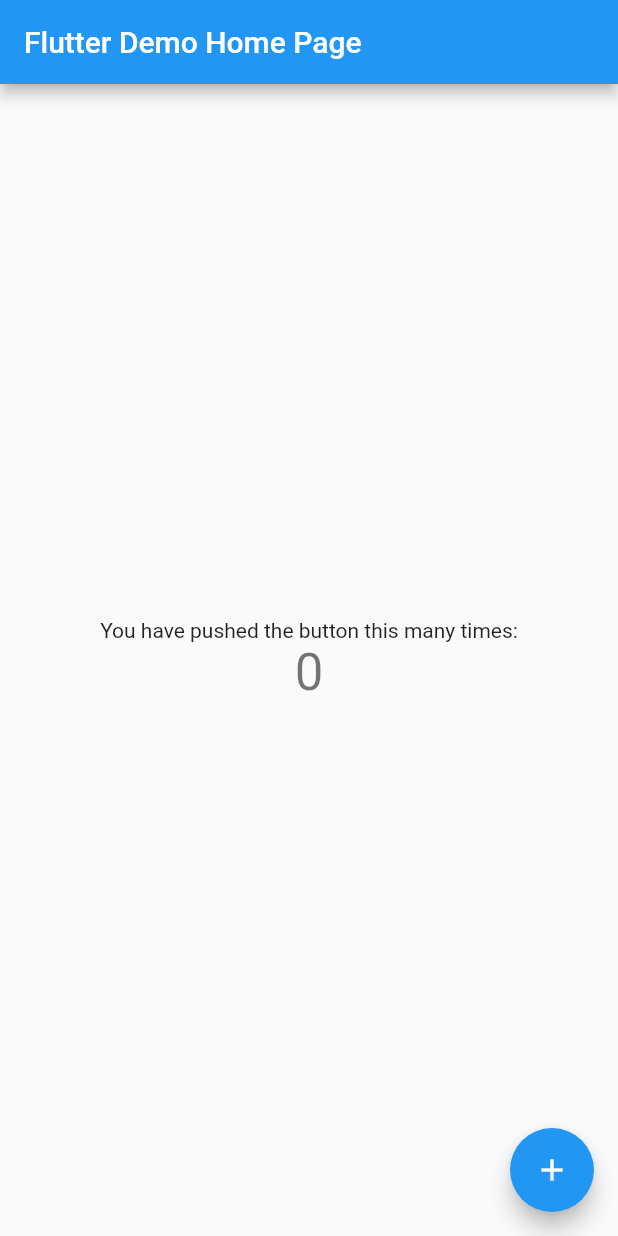
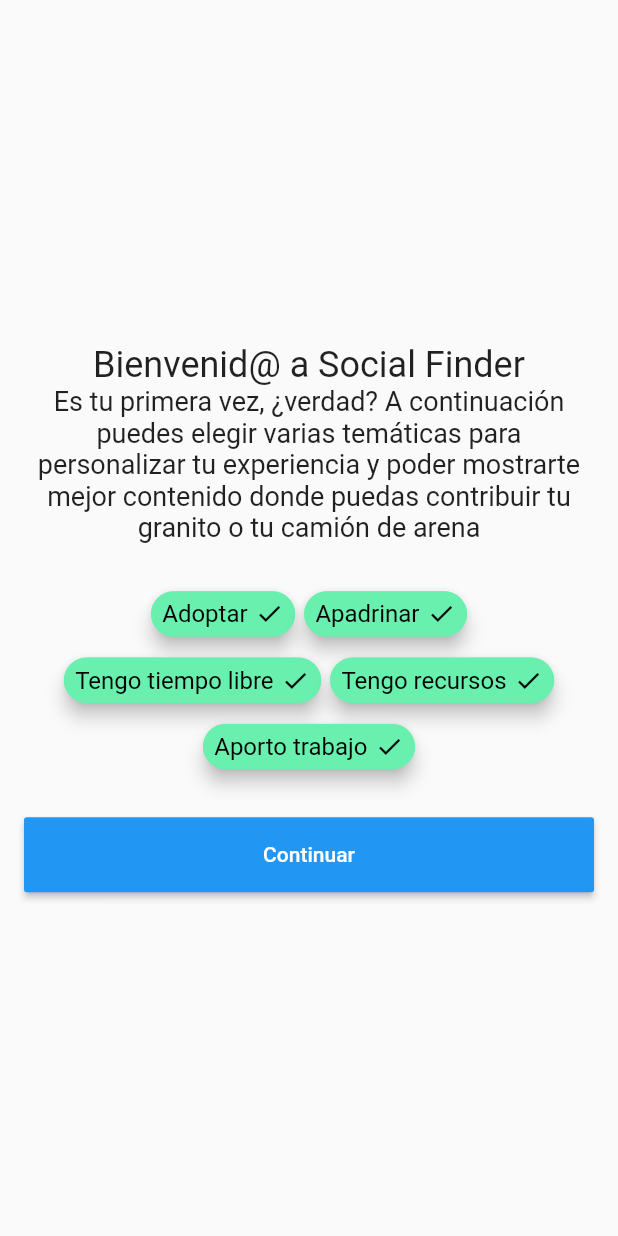
Before and after one commit to pcegarra/socialhack, a Flutter app: the screen it shows after launch, on a phone screen of 412 x 824 dp. Run offline on Flutter 3.47's test engine with Material 2 defaults, Android fonts, the light colour scheme and no system bars; drawn by our look-alikes of flutter_tags; our stand-ins replace flutter_swiper.

Commit message:
add interests page

```diff
--- /dev/null
+++ b/lib/data/data.dart
@@ -0,0 +1,27 @@
+import 'package:socialhack/models/interests.dart';
+import 'package:socialhack/models/request.dart';
+
+/*
+Lo que una ONG busca, ejemplo, adoptar a este perro
+* */
+List<Request> generateData() {
+  return [
+    Request.name("Adopta un perro", "content", ""),
+    Request.name("Búsqueda de fondos solidaria", "content", ""),
+    Request.name("Se busca recursos para hospitales", "content", ""),
+    Request.name("Apadrina un abuelo", "content", "")
+  ];
+}
+
+/*
+Lo que una ONG busca, ejemplo, adoptar a este perro
+* */
+List<Interest> generateDataInterests() {
+  return [
+    Interest.name("Adoptar"),
+    Interest.name("Apadrinar"),
+    Interest.name("Tengo tiempo libre"),
+    Interest.name("Tengo recursos"),
+    Interest.name("Aporto trabajo"),
+  ];
+}
--- a/lib/main.dart
+++ b/lib/main.dart
@@ -1,113 +1,63 @@
 import 'package:flutter/material.dart';
+import 'package:flutter_swiper/flutter_swiper.dart';
+import 'package:socialhack/models/request.dart';
+import 'package:socialhack/pages/select_role_page.dart';
+import 'data/data.dart';
 
-void main() {
-  runApp(MyApp());
-}
+void main() => runApp(new MyApp());
 
 class MyApp extends StatelessWidget {
-  // This widget is the root of your application.
   @override
   Widget build(BuildContext context) {
-    return MaterialApp(
+    return new MaterialApp(
       title: 'Flutter Demo',
-      theme: ThemeData(
-        // This is the theme of your application.
-        //
-        // Try running your application with "flutter run". You'll see the
-        // application has a blue toolbar. Then, without quitting the app, try
-        // changing the primarySwatch below to Colors.green and then invoke
-        // "hot reload" (press "r" in the console where you ran "flutter run",
-        // or simply save your changes to "hot reload" in a Flutter IDE).
-        // Notice that the counter didn't reset back to zero; the application
-        // is not restarted.
+      theme: new ThemeData(
         primarySwatch: Colors.blue,
       ),
-      home: MyHomePage(title: 'Flutter Demo Home Page'),
+      home: new SelectRolePage(),
     );
   }
 }
 
-class MyHomePage extends StatefulWidget {
-  MyHomePage({Key key, this.title}) : super(key: key);
-
-  // This widget is the home page of your application. It is stateful, meaning
-  // that it has a State object (defined below) that contains fields that affect
-  // how it looks.
-
-  // This class is the configuration for the state. It holds the values (in this
-  // case the title) provided by the parent (in this case the App widget) and
-  // used by the build method of the State. Fields in a Widget subclass are
-  // always marked "final".
+class SwipePage extends StatefulWidget {
+  SwipePage({Key key, this.title}) : super(key: key);
 
   final String title;
 
   @override
-  _MyHomePageState createState() => _MyHomePageState();
+  _SwipePageState createState() => new _SwipePageState();
 }
 
-class _MyHomePageState extends State<MyHomePage> {
-  int _counter = 0;
+class _SwipePageState extends State<SwipePage> {
+  List<Request> requests;
 
-  void _incrementCounter() {
-    setState(() {
-      // This call to setState tells the Flutter framework that something has
-      // changed in this State, which causes it to rerun the build method below
-      // so that the display can reflect the updated values. If we changed
-      // _counter without calling setState(), then the build method would not be
-      // called again, and so nothing would appear to happen.
-      _counter++;
-    });
+  @override
+  void initState() {
+    requests = generateData();
+    super.initState();
   }
 
   @override
   Widget build(BuildContext context) {
-    // This method is rerun every time setState is called, for instance as done
-    // by the _incrementCounter method above.
-    //
-    // The Flutter framework has been optimized to make rerunning build methods
-    // fast, so that you can just rebuild anything that needs updating rather
-    // than having to individually change instances of widgets.
-    return Scaffold(
-      appBar: AppBar(
-        // Here we take the value from the MyHomePage object that was created by
-        // the App.build method, and use it to set our appbar title.
-        title: Text(widget.title),
-      ),
-      body: Center(
-        // Center is a layout widget. It takes a single child and positions it
-        // in the middle of the parent.
-        child: Column(
-          // Column is also a layout widget. It takes a list of children and
-          // arranges them vertically. By default, it sizes itself to fit its
-          // children horizontally, and tries to be as tall as its parent.
-          //
-          // Invoke "debug painting" (press "p" in the console, choose the
-          // "Toggle Debug Paint" action from the Flutter Inspector in Android
-          // Studio, or the "Toggle Debug Paint" command in Visual Studio Code)
-          // to see the wireframe for each widget.
-          //
-          // Column has various properties to control how it sizes itself and
-          // how it positions its children. Here we use mainAxisAlignment to
-          // center the children vertically; the main axis here is the vertical
-          // axis because Columns are vertical (the cross axis would be
-          // horizontal).
-          mainAxisAlignment: MainAxisAlignment.center,
-          children: <Widget>[
-            Text(
-              'You have pushed the button this many times:',
-            ),
-            Text(
-              '$_counter',
-              style: Theme.of(context).textTheme.headline4,
-            ),
-          ],
-        ),
-      ),
-      floatingActionButton: FloatingActionButton(
-        onPressed: _incrementCounter,
-        tooltip: 'Increment',
-        child: Icon(Icons.add),
-      ), // This trailing comma makes auto-formatting nicer for build methods.
-    );
+    return new Scaffold(
+        body: requests != null
+            ? new Swiper(
+                itemBuilder: (BuildContext context, int index) {
+                  return Container(
+                    color: Colors.white,
+                    child: new Column(
+                      children: [
+                        Text(requests[index].title),
+                        Text(requests[index].content),
+                      ],
+                    ),
+                  );
+                },
+                itemCount: requests.length,
+                itemWidth: MediaQuery.of(context).size.width,
+                itemHeight: MediaQuery.of(context).size.height,
+                layout: SwiperLayout.TINDER,
+              )
+            : Text("Cargando"));
   }
 }
--- /dev/null
+++ b/lib/models/interests.dart
@@ -0,0 +1,6 @@
+class Interest{
+
+  String title;
+
+  Interest.name(this.title);
+}
--- /dev/null
+++ b/lib/pages/select_role_page.dart
@@ -0,0 +1,98 @@
+import 'package:flutter/material.dart';
+import 'package:flutter_tags/flutter_tags.dart';
+import 'package:socialhack/data/data.dart';
+import 'package:socialhack/main.dart';
+import 'package:socialhack/models/interests.dart';
+
+class SelectRolePage extends StatefulWidget {
+  @override
+  _SelectRolePageState createState() => _SelectRolePageState();
+}
+
+class _SelectRolePageState extends State<SelectRolePage> {
+  List<Interest> interests;
+
+  @override
+  void initState() {
+    interests = generateDataInterests();
+    super.initState();
+  }
+
+  @override
+  Widget build(BuildContext context) {
+    return new Scaffold(
+        body: Padding(
+      padding: const EdgeInsets.all(16.0),
+      child: Column(
+        mainAxisAlignment: MainAxisAlignment.center,
+        children: [
+          Text(
+            "Bienvenid@ a Social Finder",
+            style: TextStyle(fontSize: 24),
+          ),
+          Text(
+            "Es tu primera vez, ¿verdad? A continuación puedes elegir varias temáticas para personalizar tu experiencia y poder mostrarte mejor contenido donde puedas contribuir tu granito o tu camión de arena",
+            textAlign: TextAlign.center,
+            style: TextStyle(fontSize: 18),
+          ),
+          Padding(
+            padding: EdgeInsets.symmetric(vertical: 32),
+            child: Tags(
+              key: _tagStateKey,
+              itemCount: interests.length,
+              itemBuilder: (int index) {
+                return ItemTags(
+                  // Each ItemTags must contain a Key. Keys allow Flutter to
+                  // uniquely identify widgets.
+                  key: Key(index.toString()),
+                  index: index,
+                  // required
+                  title: interests[index].title,
+                  active: true,
+                  activeColor: Colors.greenAccent,
+                  textActiveColor: Colors.black,
+                  color: Colors.white,
+                  textStyle: TextStyle(
+                    fontSize: 16,
+                  ),
+                  combine: ItemTagsCombine.withTextBefore,
+                  icon: ItemTagsIcon(
+                    icon: Icons.check,
+                  ),
+                  // OR null,
+                  onPressed: (item) => print(item),
+                  onLongPressed: (item) => print(item),
+                );
+              },
+            ),
+          ),
+          ButtonTheme(
+            minWidth: MediaQuery.of(context).size.width,
+            height: 50,
+            child: RaisedButton(
+              onPressed: () {
+                Navigator.push(
+                  context,
+                  MaterialPageRoute(builder: (context) => SwipePage()),
+                );
+              },
+              child: Text(
+                "Continuar",
+                style: TextStyle(color: Colors.white),
+              ),
+            ),
+          )
+        ],
+      ),
+    ));
+  }
+
+  final GlobalKey<TagsState> _tagStateKey = GlobalKey<TagsState>();
+
+// Allows you to get a list of all the ItemTags
+  _getAllItem() {
+    List<Item> lst = _tagStateKey.currentState?.getAllItem;
+    if (lst != null)
+      lst.where((a) => a.active == true).forEach((a) => print(a.title));
+  }
+}
```
Also changed, not shown: lib/models/request.dart (added, +8 -0 lines), pubspec.yaml (+6 -4 lines), assets/test.jpg (added), pubspec.lock, 1 other file.
